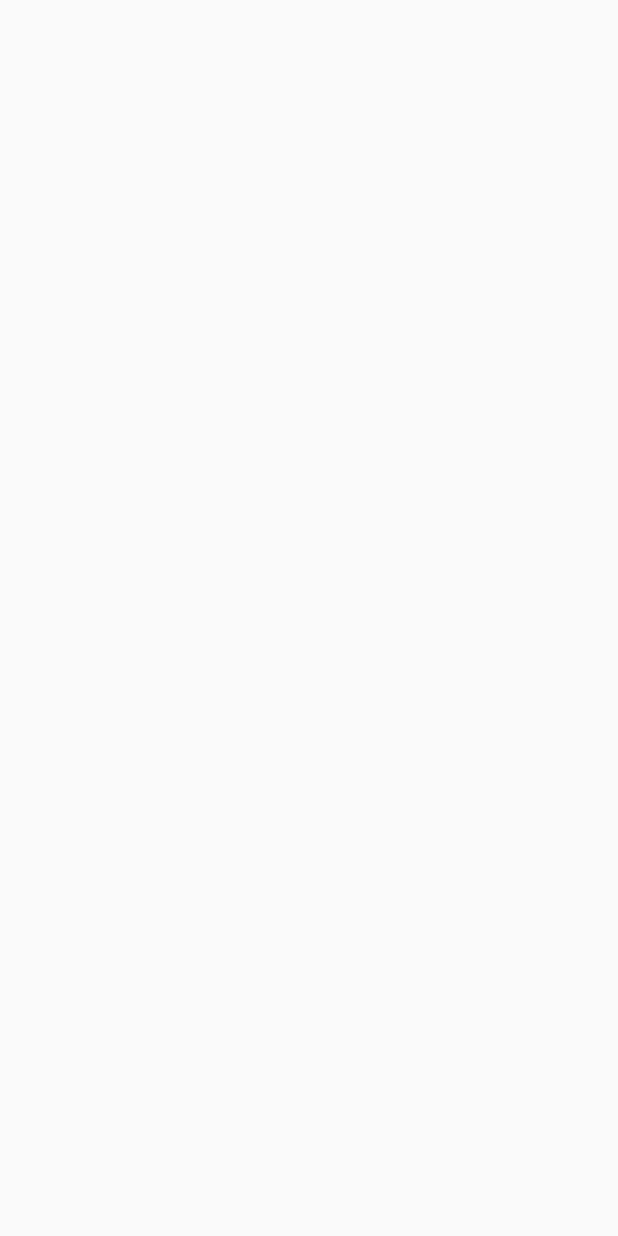
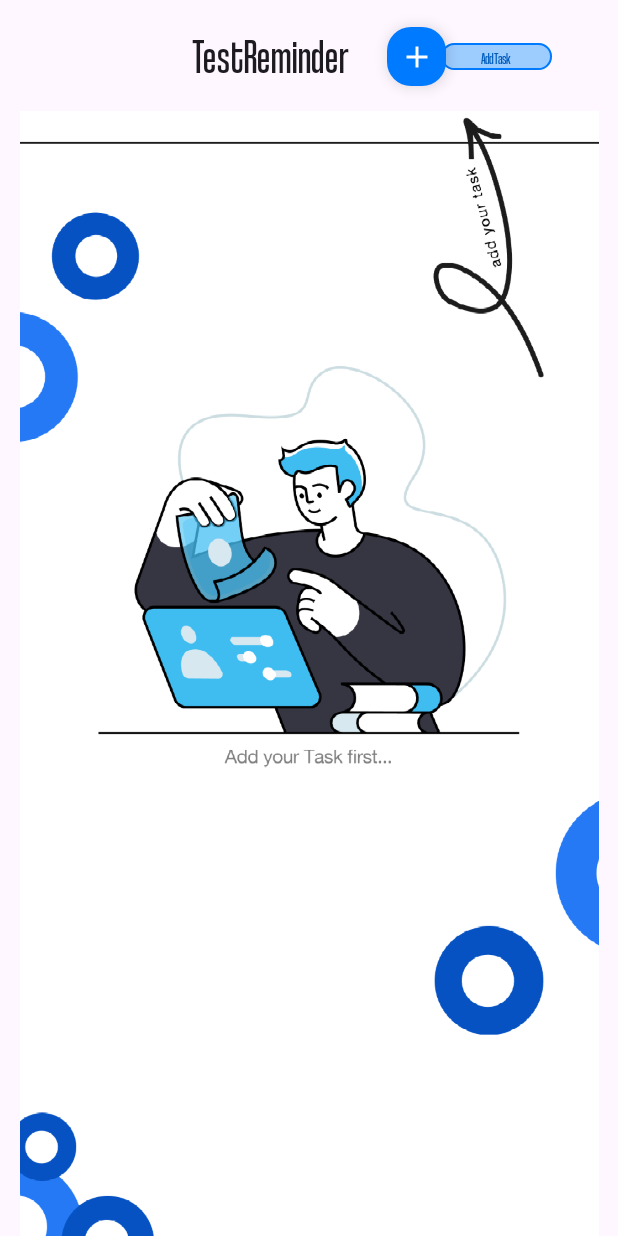
Before and after one commit to NovikFeed/testReminder, an Android app built with Jetpack Compose: the screen it shows after launch (MainActivity), on a phone screen of 412 x 824 dp. Before the commit the screen is empty. Run offline under Robolectric (Android 15) with nearby library versions, the light colour scheme and no system bars.

Commit message:
Add navigation between screens and Paint home screen without tasks

```diff
--- /dev/null
+++ b/app/src/main/java/com/example/testt/navigation/Screens.kt
@@ -0,0 +1,6 @@
+package com.example.testt.navigation
+
+sealed class Screens(val rout : String) {
+    object HomeScreen : Screens("home")
+    object AddTaskScreen : Screens("addTask")
+}
--- /dev/null
+++ b/app/src/main/java/com/example/testt/ui/AddTaskScreen.kt
@@ -0,0 +1,9 @@
+package com.example.testt.ui
+
+import androidx.compose.runtime.Composable
+import androidx.navigation.NavHostController
+
+@Composable
+fun AddTaskScreen(navController: NavHostController) {
+
+}
--- a/app/src/main/java/com/example/testt/ui/HomeScreen.kt
+++ b/app/src/main/java/com/example/testt/ui/HomeScreen.kt
@@ -1,10 +1,125 @@
 package com.example.testt.ui
 
+import androidx.compose.foundation.BorderStroke
+import androidx.compose.foundation.Image
+import androidx.compose.foundation.layout.Arrangement
+import androidx.compose.foundation.layout.Column
+import androidx.compose.foundation.layout.PaddingValues
+import androidx.compose.foundation.layout.Row
+import androidx.compose.foundation.layout.fillMaxHeight
+import androidx.compose.foundation.layout.fillMaxSize
+import androidx.compose.foundation.layout.fillMaxWidth
+import androidx.compose.foundation.layout.offset
+import androidx.compose.foundation.layout.padding
+import androidx.compose.foundation.layout.size
+import androidx.compose.material.icons.Icons
+import androidx.compose.material.icons.filled.Add
+import androidx.compose.material3.Button
+import androidx.compose.material3.ButtonDefaults
+import androidx.compose.material3.FloatingActionButton
+import androidx.compose.material3.Icon
+import androidx.compose.material3.MaterialTheme
+import androidx.compose.material3.Scaffold
+import androidx.compose.material3.Text
 import androidx.compose.runtime.Composable
+import androidx.compose.runtime.collectAsState
+import androidx.compose.runtime.getValue
+import androidx.compose.ui.Alignment
+import androidx.compose.ui.Modifier
+import androidx.compose.ui.graphics.Color
+import androidx.compose.ui.res.painterResource
+import androidx.compose.ui.text.font.Font
+import androidx.compose.ui.text.font.FontFamily
+import androidx.compose.ui.unit.dp
+import androidx.compose.ui.unit.sp
+import androidx.compose.ui.zIndex
+import androidx.navigation.NavHostController
+import com.example.testt.R
 import com.example.testt.domain.model.Reminder
+import com.example.testt.navigation.Screens
 import kotlinx.coroutines.flow.Flow
 
 @Composable
-fun HomeScreen(reminderList: Flow<List<Reminder>>){
+fun HomeScreen(reminders: Flow<List<Reminder>>, navController: NavHostController) {
+    val reminderList by reminders.collectAsState(emptyList())
+    if (reminderList.isNotEmpty()) {
 
+    } else {
+        EmptyListScreen(navController)
+    }
 }
+
+@Composable
+fun EmptyListScreen(navController: NavHostController) {
+    Scaffold(
+        topBar = {
+            Row(
+                modifier = Modifier
+                    .fillMaxWidth()
+                    .fillMaxHeight(0.09f),
+                horizontalArrangement = Arrangement.Center,
+                verticalAlignment = Alignment.CenterVertically
+            ) {
+                Text(
+                    modifier = Modifier.padding(end = 51.dp),
+                    fontSize = 32.sp,
+                    text = "TestReminder",
+                    fontFamily = FontFamily(Font(R.font.coolvetica))
+                )
+
+            }
+            Row(
+                modifier = Modifier
+                    .fillMaxWidth(0.9f)
+                    .fillMaxHeight(0.09f),
+                verticalAlignment = Alignment.CenterVertically,
+                horizontalArrangement = Arrangement.End
+            ) {
+                FloatingActionButton(
+                    onClick = { navController.navigate(Screens.AddTaskScreen.rout) },
+                    modifier = Modifier.size(39.dp).padding(end = 0.dp).zIndex(2f),
+                    containerColor = Color(0xFF007AFF),
+                    contentColor = Color.White
+                ){
+                    Icon(imageVector = Icons.Default.Add, contentDescription = "add")
+                }
+                Button(
+                    onClick = {},
+                    colors = ButtonDefaults.buttonColors(
+                        disabledContainerColor = Color(0xFF9DCCFF),
+                        disabledContentColor = Color(0xFF005CBB)
+
+                    ),
+                    border = BorderStroke(1.dp, Color(0xFF007AFF)),
+                    modifier = Modifier
+                        .size(74.dp, 18.dp)
+                        .padding(start = 0.dp)
+                        .offset(x = -3.dp)
+                        .zIndex(1f),
+                    enabled = false,
+                    shape = MaterialTheme.shapes.medium,
+                    contentPadding = PaddingValues(0.dp),
+                    content = {
+                        Text(
+                            text = "Add Task",
+                            fontFamily = FontFamily(Font(R.font.coolvetica)),
+                            fontSize = 11.sp,
+                        )
+                    }
+                )
+            }
+        },
+        content = { paddingValues ->
+            Column(
+                modifier = Modifier
+                    .padding(paddingValues)
+            ) {
+                Image(
+                    modifier = Modifier.fillMaxSize(),
+                    painter = painterResource(id = R.drawable.background),
+                    contentDescription = "background"
+                )
+            }
+        }
+    )
+}
--- a/app/src/main/java/com/example/testt/ui/MainActivity.kt
+++ b/app/src/main/java/com/example/testt/ui/MainActivity.kt
@@ -3,15 +3,35 @@ package com.example.testt.ui
 import android.os.Bundle
 import androidx.activity.ComponentActivity
 import androidx.activity.compose.setContent
+import androidx.compose.runtime.Composable
+import androidx.navigation.compose.NavHost
+import androidx.navigation.compose.composable
 import com.example.testt.ui.theme.TestTheme
+import kotlinx.coroutines.flow.flow
+import androidx.navigation.compose.rememberNavController
+import com.example.testt.domain.model.Reminder
+import com.example.testt.navigation.Screens
 
 class MainActivity : ComponentActivity() {
     override fun onCreate(savedInstanceState: Bundle?) {
         super.onCreate(savedInstanceState)
         setContent {
             TestTheme {
-
+                MainContent()
             }
         }
     }
 }
+@Composable
+fun MainContent(){
+    val reminders = flow{emit(emptyList<Reminder>())}
+    val navController = rememberNavController()
+    NavHost(navController = navController, startDestination = Screens.HomeScreen.rout ){
+        composable(Screens.HomeScreen.rout){
+            HomeScreen(reminders = reminders, navController)
+        }
+        composable(Screens.AddTaskScreen.rout){
+            AddTaskScreen(navController)
+        }
+    }
+}
```
Also changed, not shown: app/src/main/res/drawable/background.png (added), app/src/main/res/font/coolvetica.ttf (added).
